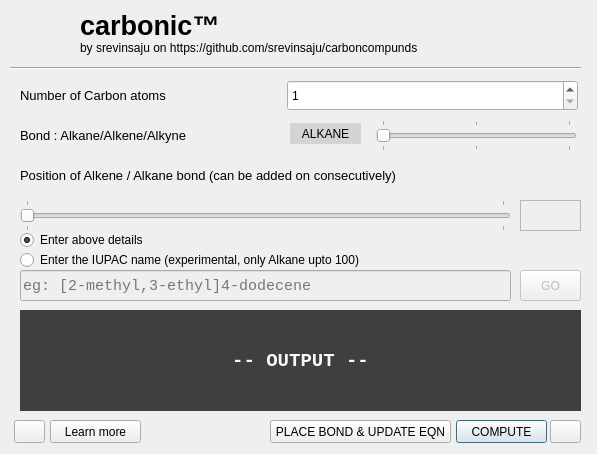
First picture: the form in ui.ui, repository srevinsaju/carbonic, before the edit.
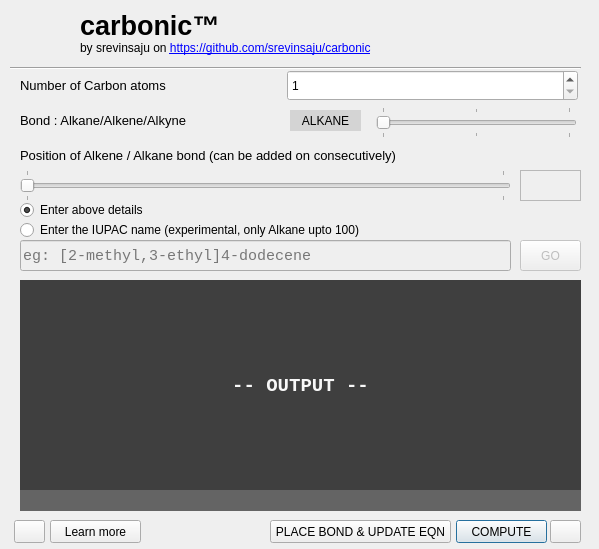
Second picture: the form after the edit. Icons and pictures are not drawn.

Commit message: modified:   main.py 	modified:   mainui.py 	modified:   res/carbonic-branding.png 	modified:   res/carbonic-branding.svg 	modified:   res/close.png 	modified:   res/cross.svg 	modified:   res/g960.ico 	modified:   res/g960.png 	modified:   res/logo.png 	modified:   res/logo.svg 	modified:   res_rc.py 	modified:   ui.ui

Diff of the .ui file:
```diff
--- a/ui.ui
+++ b/ui.ui
@@ -6,8 +6,8 @@
    <rect>
     <x>0</x>
     <y>0</y>
-    <width>597</width>
-    <height>454</height>
+    <width>599</width>
+    <height>549</height>
    </rect>
   </property>
   <property name="windowTitle">
@@ -21,7 +21,7 @@
    <property name="geometry">
     <rect>
      <x>287</x>
-     <y>80</y>
+     <y>70</y>
      <width>291</width>
      <height>31</height>
     </rect>
@@ -37,7 +37,7 @@
    <property name="geometry">
     <rect>
      <x>376</x>
-     <y>120</y>
+     <y>107</y>
      <width>201</width>
      <height>31</height>
     </rect>
@@ -71,7 +71,7 @@
    <property name="geometry">
     <rect>
      <x>456</x>
-     <y>420</y>
+     <y>520</y>
      <width>91</width>
      <height>23</height>
     </rect>
@@ -88,7 +88,7 @@
    <property name="geometry">
     <rect>
      <x>550</x>
-     <y>420</y>
+     <y>520</y>
      <width>31</width>
      <height>23</height>
     </rect>
@@ -105,7 +105,7 @@
    <property name="geometry">
     <rect>
      <x>270</x>
-     <y>420</y>
+     <y>520</y>
      <width>181</width>
      <height>23</height>
     </rect>
@@ -124,7 +124,7 @@
    <property name="geometry">
     <rect>
      <x>20</x>
-     <y>200</y>
+     <y>170</y>
      <width>491</width>
      <height>31</height>
     </rect>
@@ -161,7 +161,7 @@
    <property name="geometry">
     <rect>
      <x>520</x>
-     <y>200</y>
+     <y>170</y>
      <width>61</width>
      <height>31</height>
     </rect>
@@ -196,8 +196,17 @@
      <height>16</height>
     </rect>
    </property>
+   <property name="font">
+    <font>
+     <kerning>false</kerning>
+    </font>
+   </property>
+   <property name="styleSheet">
+    <string notr="true">letter-spacing:normal;
+</string>
+   </property>
    <property name="text">
-    <string>by srevinsaju on https://github.com/srevinsaju/carboncompunds</string>
+    <string>&lt;html&gt;&lt;head/&gt;&lt;body&gt;&lt;p&gt;by srevinsaju on &lt;a href=&quot; https://github.com/srevinsaju/carbonic&quot;&gt;&lt;span style=&quot; text-decoration: underline; color:#0000ff;&quot;&gt;https://github.com/srevinsaju/carbonic&lt;/span&gt;&lt;/a&gt;&lt;/p&gt;&lt;/body&gt;&lt;/html&gt;</string>
    </property>
   </widget>
   <widget class="Line" name="line">
@@ -217,9 +226,9 @@
    <property name="geometry">
     <rect>
      <x>20</x>
-     <y>120</y>
-     <width>181</width>
-     <height>31</height>
+     <y>110</y>
+     <width>261</width>
+     <height>21</height>
     </rect>
    </property>
    <property name="font">
@@ -235,7 +244,7 @@
    <property name="geometry">
     <rect>
      <x>20</x>
-     <y>80</y>
+     <y>70</y>
      <width>201</width>
      <height>31</height>
     </rect>
@@ -253,7 +262,7 @@
    <property name="geometry">
     <rect>
      <x>20</x>
-     <y>160</y>
+     <y>140</y>
      <width>391</width>
      <height>31</height>
     </rect>
@@ -296,7 +305,7 @@
    <property name="geometry">
     <rect>
      <x>14</x>
-     <y>420</y>
+     <y>520</y>
      <width>31</width>
      <height>23</height>
     </rect>
@@ -319,14 +328,14 @@
    <property name="geometry">
     <rect>
      <x>20</x>
-     <y>310</y>
+     <y>280</y>
      <width>561</width>
-     <height>101</height>
+     <height>211</height>
     </rect>
    </property>
    <property name="font">
     <font>
-     <family>Courier New</family>
+     <family>Consolas</family>
      <pointsize>14</pointsize>
      <weight>75</weight>
      <bold>true</bold>
@@ -350,7 +359,7 @@
    <property name="geometry">
     <rect>
      <x>290</x>
-     <y>123</y>
+     <y>110</y>
      <width>71</width>
      <height>21</height>
     </rect>
@@ -377,7 +386,7 @@
    <property name="geometry">
     <rect>
      <x>20</x>
-     <y>230</y>
+     <y>200</y>
      <width>361</width>
      <height>20</height>
     </rect>
@@ -396,7 +405,7 @@
    <property name="geometry">
     <rect>
      <x>20</x>
-     <y>250</y>
+     <y>220</y>
      <width>361</width>
      <height>20</height>
     </rect>
@@ -412,7 +421,7 @@
    <property name="geometry">
     <rect>
      <x>520</x>
-     <y>270</y>
+     <y>240</y>
      <width>61</width>
      <height>31</height>
     </rect>
@@ -434,15 +443,15 @@
   <widget class="QLabel" name="output_2">
    <property name="geometry">
     <rect>
-     <x>20</x>
-     <y>370</y>
+     <x>16</x>
+     <y>405</y>
      <width>561</width>
      <height>31</height>
     </rect>
    </property>
    <property name="font">
     <font>
-     <family>Courier New</family>
+     <family>Consolas</family>
      <pointsize>14</pointsize>
      <weight>75</weight>
      <bold>true</bold>
@@ -450,7 +459,7 @@
    </property>
    <property name="styleSheet">
     <string notr="true">color: rgb(248, 248, 248);
-background-color: rgb(63, 63, 63);</string>
+background-color: rgb(63, 63, 63,0);</string>
    </property>
    <property name="text">
     <string/>
@@ -465,15 +474,15 @@
   <widget class="QLabel" name="output_3">
    <property name="geometry">
     <rect>
-     <x>20</x>
-     <y>320</y>
+     <x>17</x>
+     <y>335</y>
      <width>561</width>
      <height>31</height>
     </rect>
    </property>
    <property name="font">
     <font>
-     <family>Courier New</family>
+     <family>Consolas</family>
      <pointsize>14</pointsize>
      <weight>75</weight>
      <bold>true</bold>
@@ -497,14 +506,14 @@
    <property name="geometry">
     <rect>
      <x>20</x>
-     <y>330</y>
+     <y>350</y>
      <width>561</width>
      <height>31</height>
     </rect>
    </property>
    <property name="font">
     <font>
-     <family>Courier New</family>
+     <family>Consolas</family>
      <pointsize>14</pointsize>
      <weight>75</weight>
      <bold>true</bold>
@@ -534,14 +543,14 @@
    <property name="geometry">
     <rect>
      <x>20</x>
-     <y>360</y>
+     <y>390</y>
      <width>561</width>
      <height>31</height>
     </rect>
    </property>
    <property name="font">
     <font>
-     <family>Courier New</family>
+     <family>Consolas</family>
      <pointsize>14</pointsize>
      <weight>75</weight>
      <bold>true</bold>
@@ -565,7 +574,7 @@
    <property name="geometry">
     <rect>
      <x>50</x>
-     <y>420</y>
+     <y>520</y>
      <width>91</width>
      <height>23</height>
     </rect>
@@ -591,14 +600,14 @@
    <property name="geometry">
     <rect>
      <x>20</x>
-     <y>270</y>
+     <y>240</y>
      <width>491</width>
      <height>31</height>
     </rect>
    </property>
    <property name="font">
     <font>
-     <family>Courier New</family>
+     <family>Consolas</family>
      <pointsize>11</pointsize>
     </font>
    </property>
@@ -616,6 +625,229 @@
     <bool>true</bool>
    </property>
   </widget>
+  <widget class="QLabel" name="output_hi3">
+   <property name="geometry">
+    <rect>
+     <x>20</x>
+     <y>320</y>
+     <width>561</width>
+     <height>31</height>
+    </rect>
+   </property>
+   <property name="font">
+    <font>
+     <family>Consolas</family>
+     <pointsize>14</pointsize>
+     <weight>75</weight>
+     <bold>true</bold>
+    </font>
+   </property>
+   <property name="styleSheet">
+    <string notr="true">color: rgb(248, 248, 248);
+background-color: rgb(63, 63, 63,0);</string>
+   </property>
+   <property name="text">
+    <string/>
+   </property>
+   <property name="alignment">
+    <set>Qt::AlignCenter</set>
+   </property>
+   <property name="wordWrap">
+    <bool>true</bool>
+   </property>
+  </widget>
+  <widget class="QLabel" name="output_lo3">
+   <property name="geometry">
+    <rect>
+     <x>20</x>
+     <y>420</y>
+     <width>561</width>
+     <height>31</height>
+    </rect>
+   </property>
+   <property name="font">
+    <font>
+     <family>Consolas</family>
+     <pointsize>14</pointsize>
+     <weight>75</weight>
+     <bold>true</bold>
+    </font>
+   </property>
+   <property name="styleSheet">
+    <string notr="true">color: rgb(248, 248, 248);
+background-color: rgb(63, 63, 63,0);</string>
+   </property>
+   <property name="text">
+    <string/>
+   </property>
+   <property name="alignment">
+    <set>Qt::AlignCenter</set>
+   </property>
+   <property name="wordWrap">
+    <bool>true</bool>
+   </property>
+  </widget>
+  <widget class="QLabel" name="output_lo2_2">
+   <property name="geometry">
+    <rect>
+     <x>20</x>
+     <y>403</y>
+     <width>561</width>
+     <height>31</height>
+    </rect>
+   </property>
+   <property name="font">
+    <font>
+     <family>Consolas</family>
+     <pointsize>14</pointsize>
+     <weight>75</weight>
+     <bold>true</bold>
+    </font>
+   </property>
+   <property name="styleSheet">
+    <string notr="true">color: rgb(248, 248, 248);
+background-color: rgb(63, 63, 63,0);</string>
+   </property>
+   <property name="text">
+    <string/>
+   </property>
+   <property name="alignment">
+    <set>Qt::AlignCenter</set>
+   </property>
+   <property name="wordWrap">
+    <bool>true</bool>
+   </property>
+  </widget>
+  <widget class="QLabel" name="output_hi2_2">
+   <property name="geometry">
+    <rect>
+     <x>20</x>
+     <y>337</y>
+     <width>561</width>
+     <height>31</height>
+    </rect>
+   </property>
+   <property name="font">
+    <font>
+     <family>Consolas</family>
+     <pointsize>14</pointsize>
+     <weight>75</weight>
+     <bold>true</bold>
+    </font>
+   </property>
+   <property name="styleSheet">
+    <string notr="true">color: rgb(248, 248, 248);
+background-color: rgb(63, 63, 63,0);</string>
+   </property>
+   <property name="text">
+    <string/>
+   </property>
+   <property name="alignment">
+    <set>Qt::AlignCenter</set>
+   </property>
+   <property name="wordWrap">
+    <bool>true</bool>
+   </property>
+  </widget>
+  <widget class="QLabel" name="output_lo1_2">
+   <property name="geometry">
+    <rect>
+     <x>20</x>
+     <y>390</y>
+     <width>561</width>
+     <height>31</height>
+    </rect>
+   </property>
+   <property name="font">
+    <font>
+     <family>Consolas</family>
+     <pointsize>14</pointsize>
+     <weight>75</weight>
+     <bold>true</bold>
+    </font>
+   </property>
+   <property name="styleSheet">
+    <string notr="true">color: rgb(248, 248, 248);
+background-color: rgb(63, 63, 63, 0);</string>
+   </property>
+   <property name="text">
+    <string/>
+   </property>
+   <property name="alignment">
+    <set>Qt::AlignCenter</set>
+   </property>
+   <property name="wordWrap">
+    <bool>true</bool>
+   </property>
+  </widget>
+  <widget class="QLabel" name="output_hi1_2">
+   <property name="geometry">
+    <rect>
+     <x>20</x>
+     <y>350</y>
+     <width>561</width>
+     <height>31</height>
+    </rect>
+   </property>
+   <property name="font">
+    <font>
+     <family>Consolas</family>
+     <pointsize>14</pointsize>
+     <weight>75</weight>
+     <bold>true</bold>
+    </font>
+   </property>
+   <property name="toolTip">
+    <string>Output box</string>
+   </property>
+   <property name="toolTipDuration">
+    <number>2</number>
+   </property>
+   <property name="styleSheet">
+    <string notr="true">color: rgb(248, 248, 248);
+background-color: rgb(63, 63, 63, 0);</string>
+   </property>
+   <property name="text">
+    <string/>
+   </property>
+   <property name="alignment">
+    <set>Qt::AlignCenter</set>
+   </property>
+   <property name="wordWrap">
+    <bool>true</bool>
+   </property>
+  </widget>
+  <widget class="QLabel" name="msgOut">
+   <property name="geometry">
+    <rect>
+     <x>20</x>
+     <y>490</y>
+     <width>561</width>
+     <height>21</height>
+    </rect>
+   </property>
+   <property name="font">
+    <font>
+     <family>Consolas</family>
+     <pointsize>11</pointsize>
+     <weight>50</weight>
+     <bold>false</bold>
+    </font>
+   </property>
+   <property name="styleSheet">
+    <string notr="true">color: rgb(248, 248, 248);
+background-color: rgb(100, 100, 100);</string>
+   </property>
+   <property name="text">
+    <string/>
+   </property>
+   <property name="alignment">
+    <set>Qt::AlignCenter</set>
+   </property>
+   <property name="wordWrap">
+    <bool>true</bool>
+   </property>
+  </widget>
  </widget>
  <resources>
   <include location="res/res.qrc"/>
```
Left out of the diff: 8 changed lines with no effect on the pictures. The commit also changes 11 other files.
